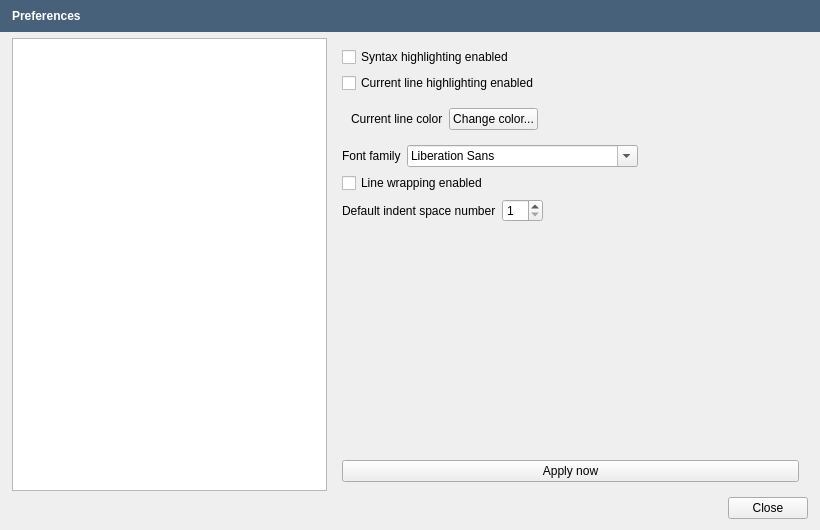
The window that src/openfluid/ui/common/PreferencesDialog.ui (OpenFLUID/openfluid) describes before a commit, drawn with Qt 5.
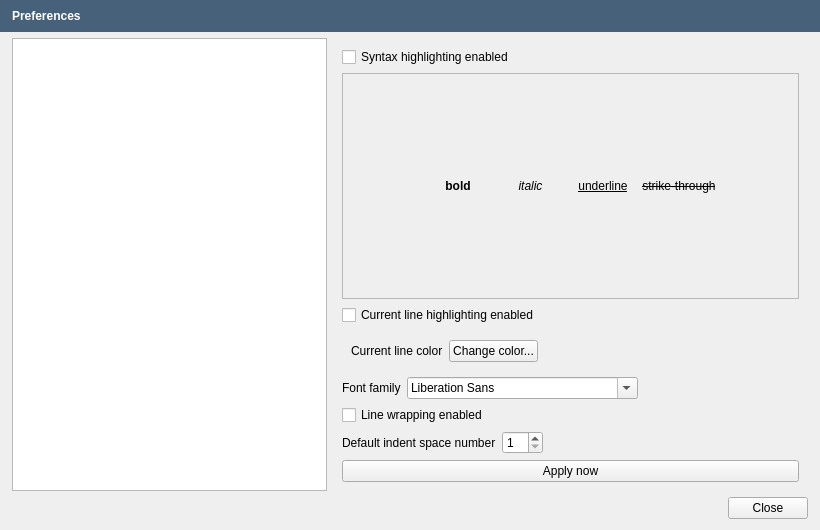
The same window after the commit. Custom widgets are drawn as their Qt base class.

Commit message: Add the Syntax highlighting settings in the Preferences dialog

What changed in the file:
```diff
--- a/src/openfluid/ui/common/PreferencesDialog.ui
+++ b/src/openfluid/ui/common/PreferencesDialog.ui
@@ -688,6 +688,103 @@
            </property>
           </widget>
          </item>
+         <item>
+          <layout class="QVBoxLayout" name="verticalLayout_10">
+           <item>
+            <widget class="QScrollArea" name="scrollArea">
+             <property name="sizePolicy">
+              <sizepolicy hsizetype="Expanding" vsizetype="Expanding">
+               <horstretch>0</horstretch>
+               <verstretch>1</verstretch>
+              </sizepolicy>
+             </property>
+             <property name="minimumSize">
+              <size>
+               <width>0</width>
+               <height>100</height>
+              </size>
+             </property>
+             <property name="widgetResizable">
+              <bool>true</bool>
+             </property>
+             <widget class="QWidget" name="scrollAreaWidgetContents">
+              <layout class="QVBoxLayout" name="verticalLayout_9">
+               <item>
+                <layout class="QGridLayout" name="SyntaxGridLayout">
+                 <item row="0" column="0">
+                  <widget class="QLabel" name="label_13">
+                   <property name="text">
+                    <string/>
+                   </property>
+                  </widget>
+                 </item>
+                 <item row="0" column="1">
+                  <widget class="QLabel" name="label_14">
+                   <property name="styleSheet">
+                    <string notr="true">QLabel {font: bold}</string>
+                   </property>
+                   <property name="text">
+                    <string>bold</string>
+                   </property>
+                   <property name="alignment">
+                    <set>Qt::AlignCenter</set>
+                   </property>
+                  </widget>
+                 </item>
+                 <item row="0" column="3">
+                  <widget class="QLabel" name="label_16">
+                   <property name="styleSheet">
+                    <string notr="true">QLabel {text-decoration: underline}</string>
+                   </property>
+                   <property name="text">
+                    <string>underline</string>
+                   </property>
+                   <property name="alignment">
+                    <set>Qt::AlignCenter</set>
+                   </property>
+                  </widget>
+                 </item>
+                 <item row="0" column="2">
+                  <widget class="QLabel" name="label_15">
+                   <property name="styleSheet">
+                    <string notr="true">QLabel {font: italic}</string>
+                   </property>
+                   <property name="text">
+                    <string>italic</string>
+                   </property>
+                   <property name="alignment">
+                    <set>Qt::AlignCenter</set>
+                   </property>
+                  </widget>
+                 </item>
+                 <item row="0" column="4">
+                  <widget class="QLabel" name="label_17">
+                   <property name="styleSheet">
+                    <string notr="true">QLabel {text-decoration: line-through}</string>
+                   </property>
+                   <property name="text">
+                    <string>strike-through</string>
+                   </property>
+                   <property name="alignment">
+                    <set>Qt::AlignCenter</set>
+                   </property>
+                  </widget>
+                 </item>
+                 <item row="0" column="5">
+                  <widget class="QLabel" name="label_18">
+                   <property name="text">
+                    <string/>
+                   </property>
+                  </widget>
+                 </item>
+                </layout>
+               </item>
+              </layout>
+             </widget>
+            </widget>
+           </item>
+          </layout>
+         </item>
          <item>
           <widget class="QCheckBox" name="CurrentLineHLCheckBox">
            <property name="text">
@@ -799,19 +896,6 @@
            </item>
           </layout>
          </item>
-         <item>
-          <spacer name="verticalSpacer_5">
-           <property name="orientation">
-            <enum>Qt::Vertical</enum>
-           </property>
-           <property name="sizeHint" stdset="0">
-            <size>
-             <width>20</width>
-             <height>40</height>
-            </size>
-           </property>
-          </spacer>
-         </item>
          <item>
           <widget class="QPushButton" name="TextEditorApplyButton">
            <property name="text">
```
Left out of the diff: 26 changed lines with no effect on the pictures. The commit also changes 6 other files.
